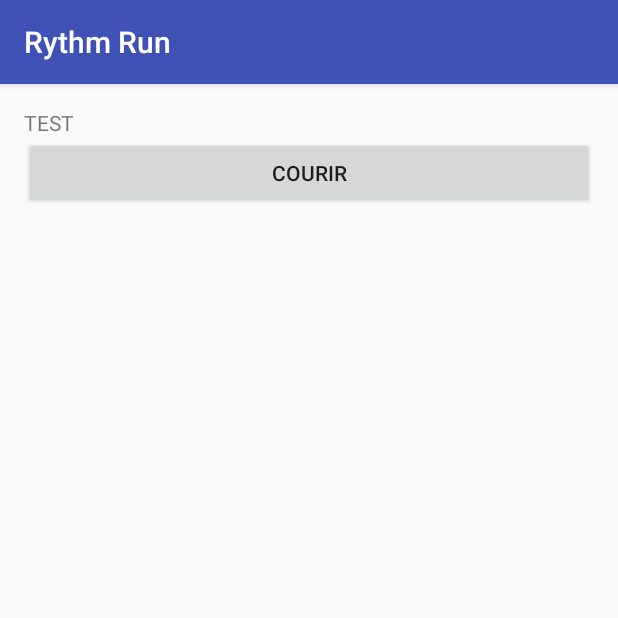
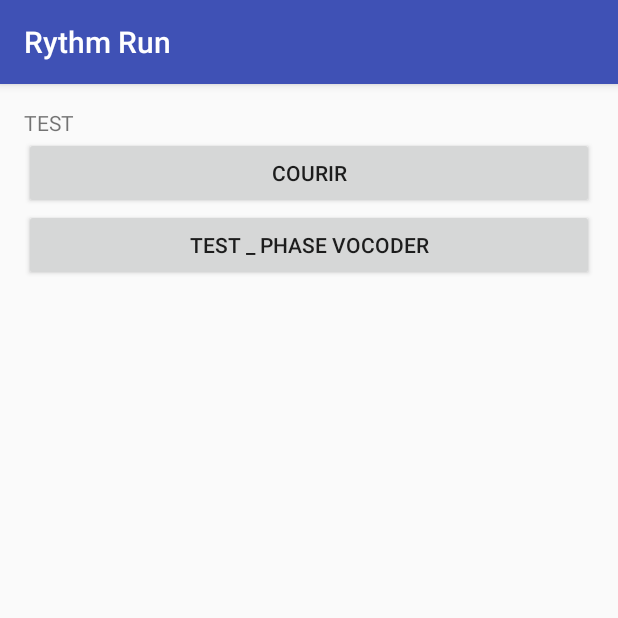
Before and after one commit to SunHaozhe/RhythmRun, an Android app: the screen it shows after launch (MainActivity), on a phone screen of 412 x 824 dp, the top half of it. Run offline under Robolectric (Android 15) with nearby library versions, the phone set to English and light mode, and no system bars.

Commit message:
MainActivity et activity_main.xml modifiés pour tester que le log a bien été fait après appel à la méthode de PhaseVocoder

```diff
--- a/app/src/main/java/com/example/raphaelattali/rythmrun/activities/MainActivity.java
+++ b/app/src/main/java/com/example/raphaelattali/rythmrun/activities/MainActivity.java
@@ -17,6 +17,7 @@ import com.example.raphaelattali.rythmrun.interfaces.sensors.HeartBeatSensorInte
 import com.example.raphaelattali.rythmrun.interfaces.sensors.PodometerInterface;
 import com.example.raphaelattali.rythmrun.interfaces.sensors.TemperatureInterface;
 import com.example.raphaelattali.rythmrun.music.Music;
+import com.example.raphaelattali.rythmrun.music.phase_vocoder.PhaseVocoder;
 
 //EXEMPLE ANDROID
 
@@ -42,8 +43,18 @@ public class MainActivity extends AppCompatActivity {
             public void onClick(View v) {
                 Intent intent = new Intent(MainActivity.this,Main2Activity.class);
                 startActivity(intent);
-
             }
         });
+
+        // Bouton test du vocodeur
+        Button phaseVocodButton =(Button)findViewById(R.id.test_phase_vocod_button);
+        phaseVocodButton.setOnClickListener(new View.OnClickListener() {
+            @Override
+            public void onClick(View v) {
+                PhaseVocoder pv = new PhaseVocoder();
+                pv.modifyMusicToFitTempo(null,0);
+            }
+        });
+        // FIN test
     }
 }
--- a/app/src/main/res/layout/activity_main.xml
+++ b/app/src/main/res/layout/activity_main.xml
@@ -23,4 +23,11 @@
         android:layout_height="wrap_content"
         android:text="Courir"
         />
+
+    <Button
+        android:id="@+id/test_phase_vocod_button"
+        android:layout_width="match_parent"
+        android:layout_height="wrap_content"
+        android:layout_below="@id/button"
+        android:text="TEST _ Phase Vocoder"/>
 </RelativeLayout>
```
